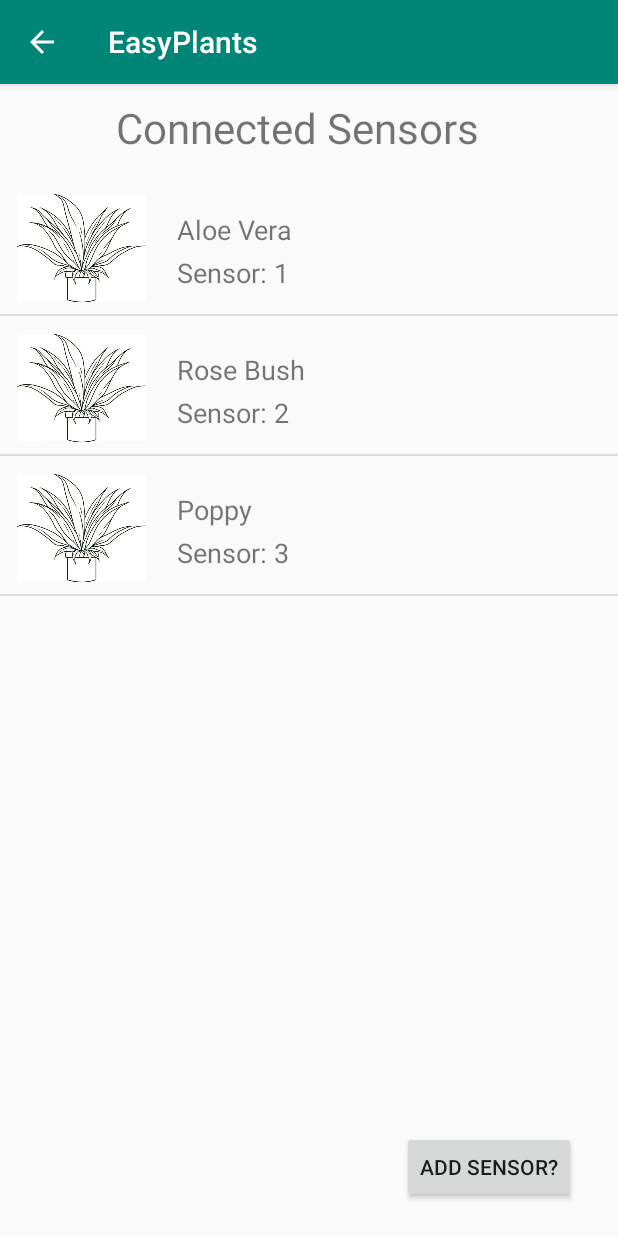
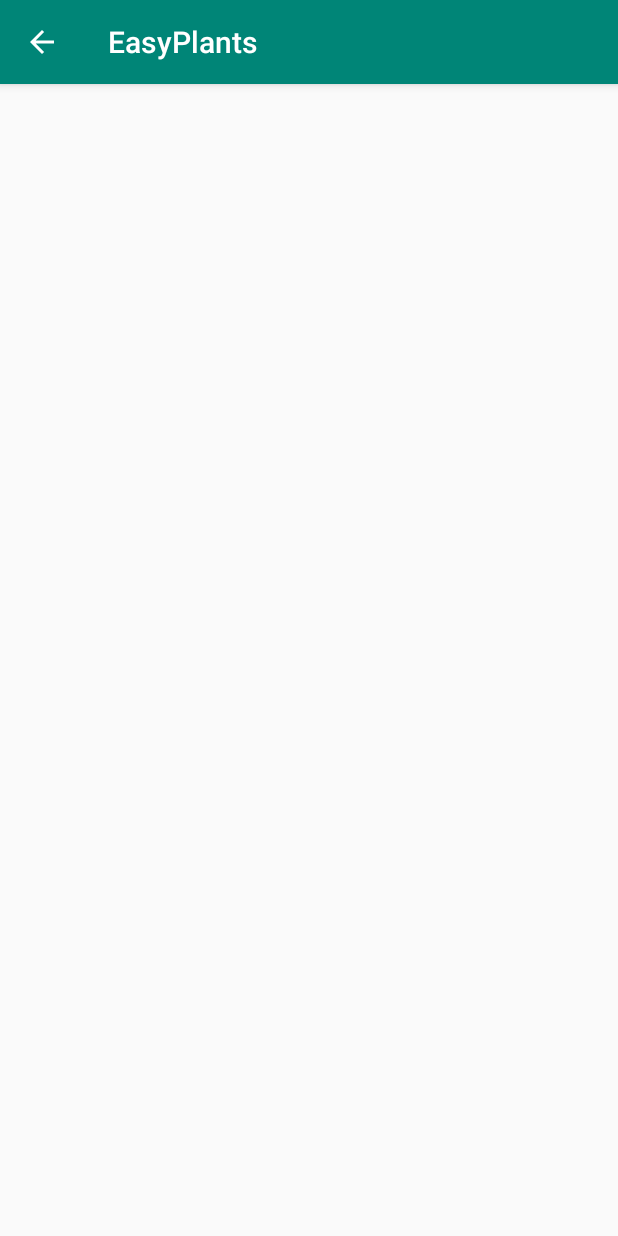
Before and after one commit to MattYu/EasyPlants, an Android app: the sensorListActivity screen opened directly, with no data from a screen before it, after a tap on "Aloe Vera", on a phone screen of 412 x 824 dp. Run offline under Robolectric (Android 15) with nearby library versions, the phone set to English and light mode, and no system bars.

Commit message:
#24 sensor list is now clickable and leads to the sensor page

```diff
--- a/EasyPlantsApp/app/src/main/java/com/example/gamingpc/easyplants/sensorListActivity.java
+++ b/EasyPlantsApp/app/src/main/java/com/example/gamingpc/easyplants/sensorListActivity.java
@@ -1,5 +1,6 @@
 package com.example.gamingpc.easyplants;
 
+import android.content.Intent;
 import android.support.v7.app.AppCompatActivity;
 import android.os.Bundle;
 import android.view.View;
@@ -32,6 +33,15 @@ public class sensorListActivity extends AppCompatActivity {
             @Override
             public void onItemClick(AdapterView<?> parent, View view, int position, long id) {
 
+                // Retrieve the sensor id of the list item the user clicked on
+                TextView sensorID = view.findViewById(R.id.text_sensorID);
+                String clickedID = sensorID.getText().toString();
+
+                // Intent to the sensor page
+                Intent intent = new Intent(sensorListActivity.this, sensorPageActivity.class);
+                // Pass the sensor ID to the sensor page
+                intent.putExtra("sensorID", clickedID);
+                startActivity(intent);
             }
         });
     }
@@ -44,6 +54,12 @@ public class sensorListActivity extends AppCompatActivity {
 
         // Enable the back button to the mainActivity
         getSupportActionBar().setDisplayHomeAsUpEnabled(true);
+        setup();
+    }
+
+    protected void onStart() {
+        super.onStart();
+
         setup();
     }
 
@@ -78,7 +94,6 @@ public class sensorListActivity extends AppCompatActivity {
             id.setText("Sensor: " + SENSOR_ID[i]);
             image.setImageResource(R.drawable.plant_test);
 
-
             return view;
         }
     }
--- /dev/null
+++ b/EasyPlantsApp/app/src/main/java/com/example/gamingpc/easyplants/sensorPageActivity.java
@@ -0,0 +1,21 @@
+package com.example.gamingpc.easyplants;
+
+import android.support.v7.app.AppCompatActivity;
+import android.os.Bundle;
+
+public class sensorPageActivity extends AppCompatActivity {
+
+    private static final String TAG = "sensorListActivity";
+
+
+    @Override
+    protected void onCreate(Bundle savedInstanceState) {
+        super.onCreate(savedInstanceState);
+        setContentView(R.layout.activity_sensor_page);
+
+        // Enable the back button to the sensorListActivity
+        getSupportActionBar().setDisplayHomeAsUpEnabled(true);
+
+
+    }
+}
--- /dev/null
+++ b/EasyPlantsApp/app/src/main/res/layout/activity_sensor_page.xml
@@ -0,0 +1,9 @@
+<?xml version="1.0" encoding="utf-8"?>
+<android.widget.RelativeLayout xmlns:android="http://schemas.android.com/apk/res/android"
+    xmlns:app="http://schemas.android.com/apk/res-auto"
+    xmlns:tools="http://schemas.android.com/tools"
+    android:layout_width="match_parent"
+    android:layout_height="match_parent"
+    tools:context=".sensorPageActivity">
+
+</android.widget.RelativeLayout>
--- a/EasyPlantsApp/app/src/main/res/layout/sensor_list_view_custom.xml
+++ b/EasyPlantsApp/app/src/main/res/layout/sensor_list_view_custom.xml
@@ -27,7 +27,7 @@
         android:layout_marginLeft="118dp"
         android:layout_marginTop="23dp"
         android:text="Plant Name"
-        android:textSize="18dp"/>
+        android:textSize="20dp"/>
 
     <TextView
         android:id="@+id/text_sensorID"
@@ -37,5 +37,5 @@
         android:layout_alignParentTop="true"
         android:layout_marginTop="52dp"
         android:text="Sensor ID"
-        android:textSize="18dp"/>
+        android:textSize="14dp"/>
 </RelativeLayout>
```
Also changed, not shown: EasyPlantsApp/app/src/main/AndroidManifest.xml (+6 -3 lines).
